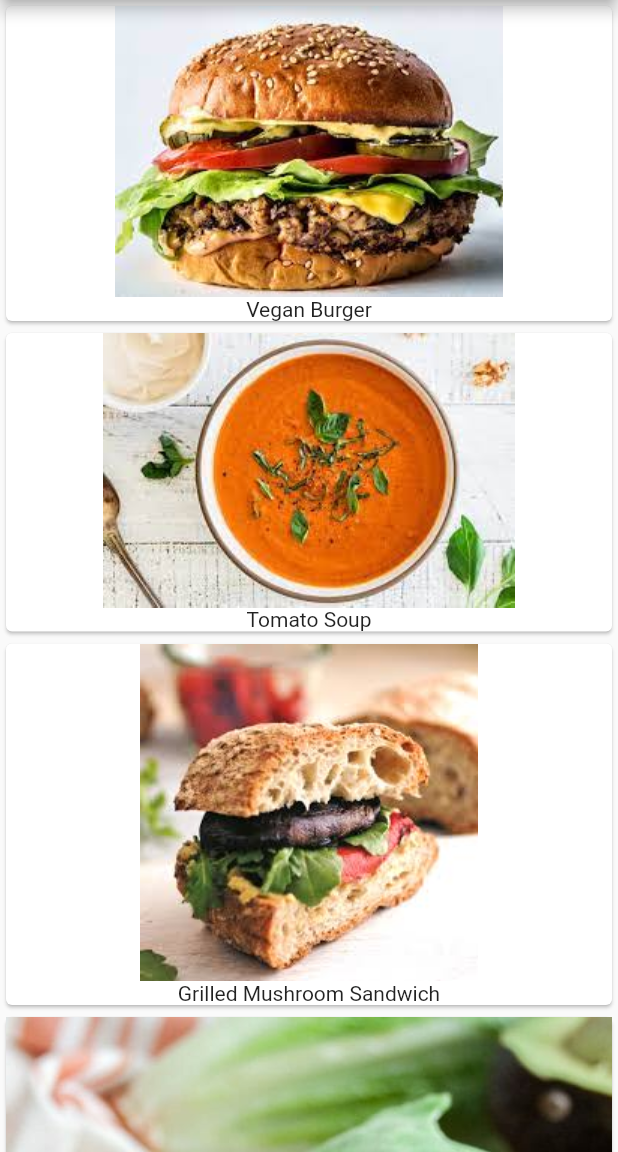
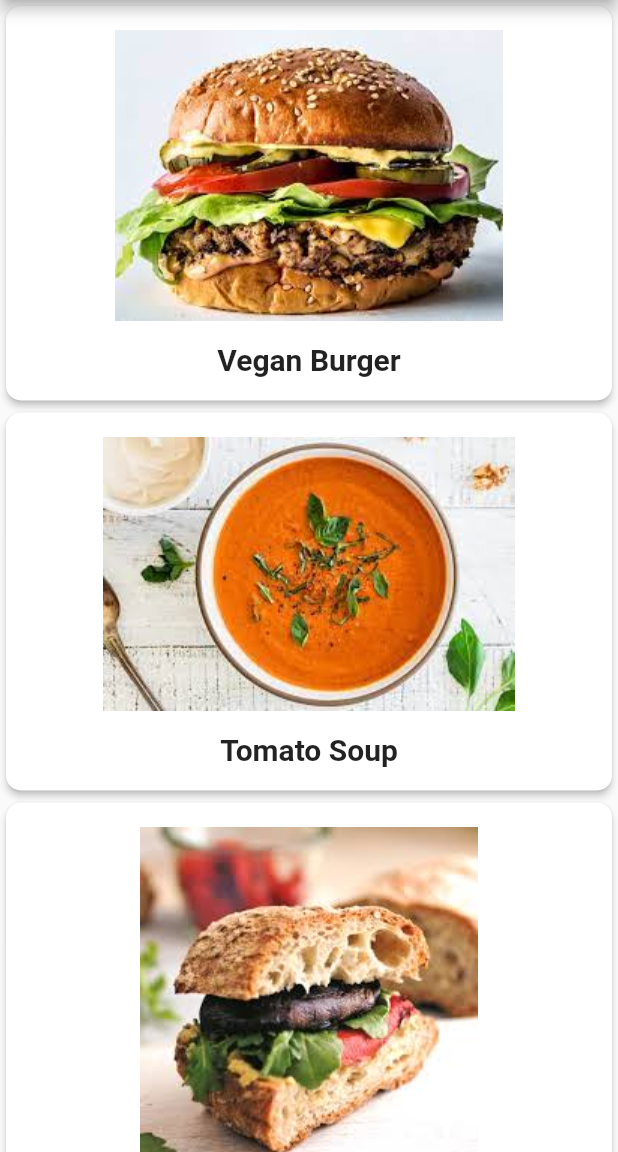
Before and after one commit to n-c-ui/recipes, a Flutter app: the screen it shows after launch, on a phone screen of 412 x 824 dp, the part 84-1236 px from its top. Run offline on Flutter 3.47's test engine with Material 2 defaults, Android fonts, the phone set to English and light mode, and no system bars; Roboto replaces fonts that are missing (Palatino).

Commit message:
recipe card updated

```diff
--- a/lib/main.dart
+++ b/lib/main.dart
@@ -54,8 +54,24 @@ class _MyHomePageState extends State<MyHomePage> {
 
 Widget buildRecipeCard(Recipe recipe) {
   return Card(
-    child: Column(
-      children: [Image(image: AssetImage(recipe.imageUrl)), Text(recipe.label)],
+    elevation: 2.0,
+    shape: RoundedRectangleBorder(borderRadius: BorderRadius.circular(10.0)),
+    child: Padding(
+      padding: const EdgeInsets.all(16.0),
+      child: Column(
+        children: <Widget>[
+          Image(image: AssetImage(recipe.imageUrl)),
+          const SizedBox(
+            height: 14.0,
+          ),
+          Text(recipe.label,
+              style: const TextStyle(
+                fontSize: 20.0,
+                fontWeight: FontWeight.w700,
+                fontFamily: 'Palatino',
+              ))
+        ],
+      ),
     ),
   );
 }
```
